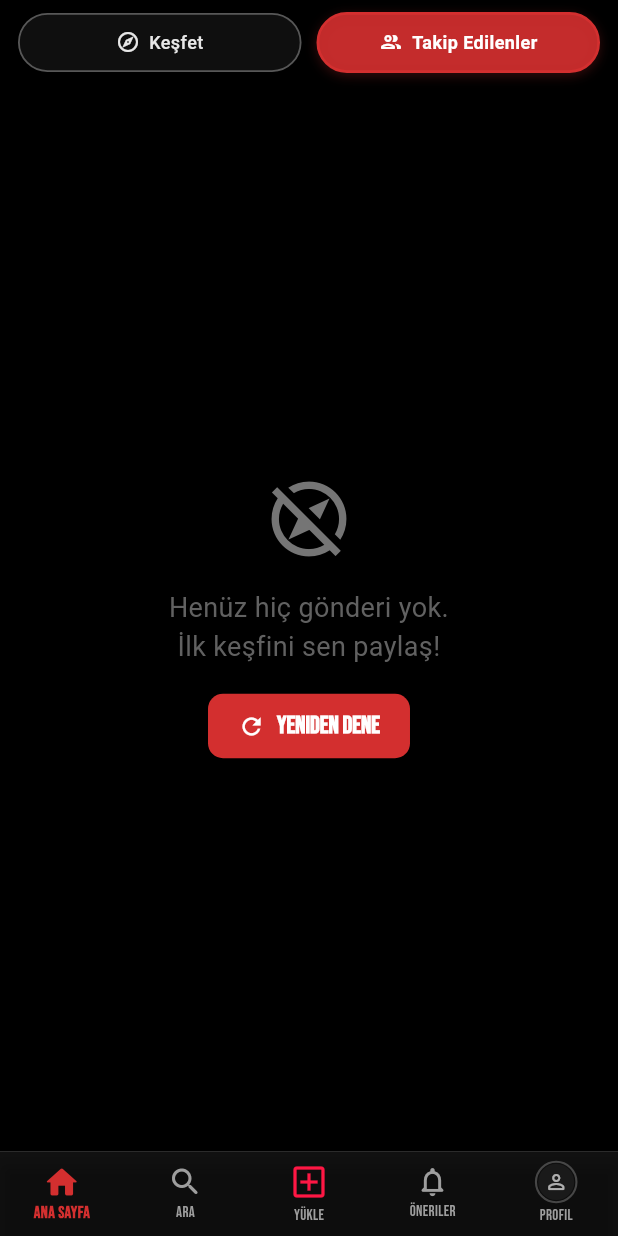
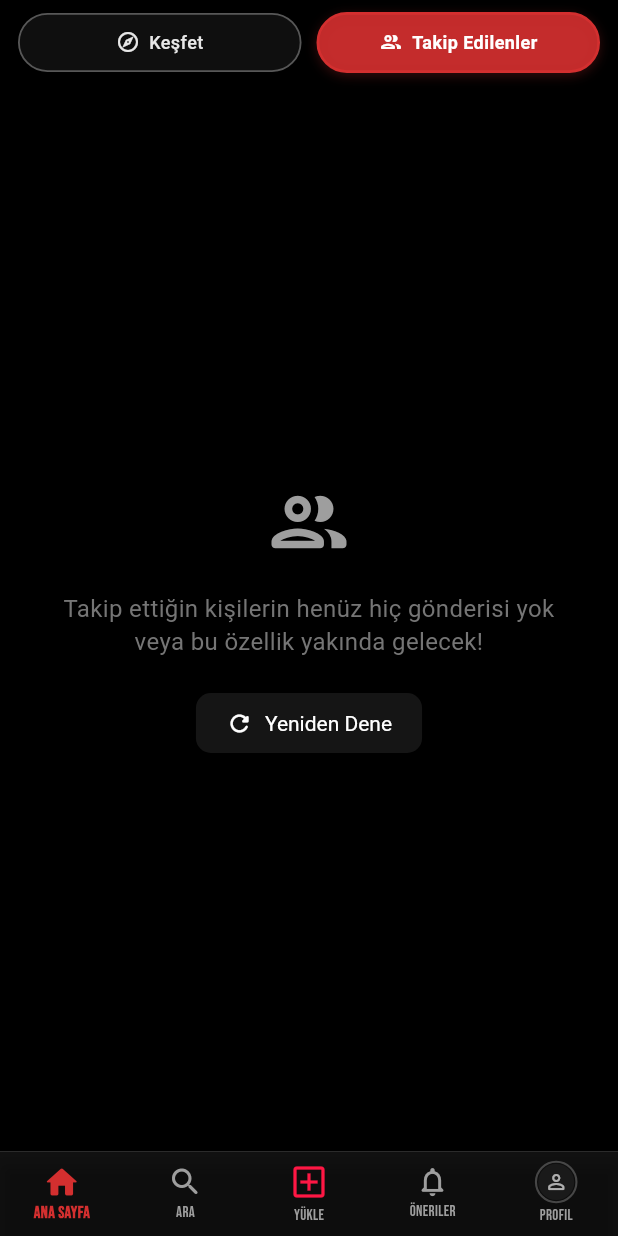
Before and after one commit to EmirSamur/Pathbook, a Flutter app: the screen it shows once a user with an empty profile is signed in, after a tap on "Takip Edilenler", on a phone screen of 412 x 824 dp. Run offline on Flutter 3.47's test engine with Material 3 defaults, Android fonts, the phone set to English and light mode, and no system bars; our stand-ins replace cloud_firestore, dotted_border, equatable, firebase_auth, firebase_core, google_sign_in and 3 more; missing offline and left inert: cloudinary_public; accounts and stored records are empty; Roboto replaces fonts that are missing (OpenSans); project files that could hold a hidden picture were left out.

Commit message:
proje içi gelişmeler yapıldı ileleme kaydedildi

```diff
--- a/lib/sayfalar/akis.dart
+++ b/lib/sayfalar/akis.dart
@@ -9,10 +9,11 @@ import 'package:pathbooks/servisler/yetkilendirmeservisi.dart';
 import 'package:cloud_firestore/cloud_firestore.dart';
 import 'package:pathbooks/widgets/gonderi_karti.dart'; // ContentCard'ı import ediyoruz
 import 'package:pathbooks/sayfalar/yorumlar_sayfasi.dart';
-import 'package:pathbooks/sayfalar/gonderi_detay_sayfasi.dart'; // <<<--- YENİ IMPORT EKLENDİ
+import 'package:pathbooks/sayfalar/gonderi_detay_sayfasi.dart';
+import 'package:pathbooks/sayfalar/profil.dart'; // Profil sayfasına yönlendirme için
 
 class Akis extends StatefulWidget {
-  final int selectedFilter;
+  final int selectedFilter; // 0: Keşfet (Tüm gönderiler), 1: Takip Edilenler
   const Akis({Key? key, required this.selectedFilter}) : super(key: key);
 
   @override
@@ -28,7 +29,7 @@ class _AkisState extends State<Akis> {
   bool _isLoadingMore = false;
   bool _hasMore = true;
   DocumentSnapshot? _sonGorunenGonderi;
-  final int _limit = 3;
+  final int _limit = 3; // Bir seferde yüklenecek gönderi sayısı
 
   late PageController _pageController;
   int _mevcutSayfaIndex = 0;
@@ -38,18 +39,20 @@ class _AkisState extends State<Akis> {
     super.initState();
     _firestoreServisi = Provider.of<FirestoreServisi>(context, listen: false);
     _aktifKullaniciId = Provider.of<YetkilendirmeServisi>(context, listen: false).aktifKullaniciId;
-    _pageController = PageController();
+    // viewportFraction, kartların yan yana biraz görünmesini sağlar
+    _pageController = PageController(viewportFraction: 0.94);
 
-    print("Akis initState - Aktif Kullanıcı ID: $_aktifKullaniciId");
+    print("Akis initState - Aktif Kullanıcı ID: $_aktifKullaniciId, Seçilen Filtre: ${widget.selectedFilter}");
     _gonderileriYukle(ilkYukleme: true);
 
     _pageController.addListener(() {
-      if (!_pageController.hasClients || _pageController.page == null) return;
+      if (!_pageController.hasClients || _pageController.page == null || _gonderiler.isEmpty) return;
       int sonrakiSayfa = _pageController.page!.round();
       if (_mevcutSayfaIndex != sonrakiSayfa) {
         setState(() {
           _mevcutSayfaIndex = sonrakiSayfa;
         });
+        // Son elemana 1 kala daha fazla yükle (daha akıcı bir deneyim için)
         if (sonrakiSayfa >= _gonderiler.length - 1 && !_isLoadingMore && _hasMore) {
           _gonderileriYukle(dahaFazlaGetir: true);
         }
@@ -57,33 +60,72 @@ class _AkisState extends State<Akis> {
     });
   }
 
+  // widget.selectedFilter değiştiğinde gönderileri yeniden yükle
+  @override
+  void didUpdateWidget(covariant Akis oldWidget) {
+    super.didUpdateWidget(oldWidget);
+    if (widget.selectedFilter != oldWidget.selectedFilter) {
+      print("Akis didUpdateWidget - Filtre değişti: ${widget.selectedFilter}");
+      _gonderileriYukle(ilkYukleme: true);
+    }
+  }
+
   Future<void> _gonderileriYukle({bool ilkYukleme = false, bool dahaFazlaGetir = false}) async {
     if (dahaFazlaGetir && (_isLoadingMore || !_hasMore)) return;
-    if (mounted) {
+    if (!mounted) return;
+
     setState(() {
-        if (ilkYukleme) _isLoadingFirstTime = true;
+      if (ilkYukleme) {
+        _isLoadingFirstTime = true;
+        _gonderiler.clear(); // İlk yüklemede veya filtre değiştiğinde listeyi temizle
+        _sonGorunenGonderi = null;
+        _hasMore = true;
+        _mevcutSayfaIndex = 0; // Sayfa indexini de sıfırla
+        if (_pageController.hasClients && _pageController.page != 0) {
+          // Animate etmeden direkt başa al, kullanıcı filtre değiştirdiğini bilsin.
+          _pageController.jumpToPage(0);
+        }
+      }
       if (dahaFazlaGetir) _isLoadingMore = true;
     });
-    }
-    if (ilkYukleme) _sonGorunenGonderi = null;
 
     try {
-      Stream<QuerySnapshot<Map<String, dynamic>>> gonderiStream = _firestoreServisi
-          .tumGonderileriGetir(
+      Stream<QuerySnapshot<Map<String, dynamic>>> gonderiStream;
+
+      if (widget.selectedFilter == 1 && _aktifKullaniciId != null) {
+        // TODO: FirestoreServisi'nde "takipEdilenKullanicilarinGonderileriniGetir" metodu oluşturulmalı.
+        // Bu metot, aktif kullanıcının takip ettiği kişilerin ID'lerini alıp
+        // bu ID'lere ait gönderileri çekmeli.
+        // Şimdilik, bu özellik hazır olana kadar tüm gönderileri göstermeye devam edelim
+        // veya boş bir liste gösterelim/kullanıcıya bilgi verelim.
+        print("Akis: 'Takip Edilenler' filtresi seçildi. Bu özellik henüz implemente edilmedi, tüm gönderiler gösteriliyor.");
+        gonderiStream = _firestoreServisi.tumGonderileriGetir(
           sonGorunenGonderi: dahaFazlaGetir ? _sonGorunenGonderi : null,
           limit: _limit,
-        // TODO: widget.selectedFilter'a göre kategori filtreleme eklenebilir
         );
+        // Örnek (eğer metot olsaydı):
+        // gonderiStream = _firestoreServisi.takipEdilenKullanicilarinGonderileriniGetir(
+        //   aktifKullaniciId: _aktifKullaniciId!,
+        //   sonGorunenGonderi: dahaFazlaGetir ? _sonGorunenGonderi : null,
+        //   limit: _limit,
+        // );
+      } else {
+        // Keşfet (selectedFilter == 0) veya kullanıcı giriş yapmamışsa tüm gönderileri getir
+        gonderiStream = _firestoreServisi.tumGonderileriGetir(
+          sonGorunenGonderi: dahaFazlaGetir ? _sonGorunenGonderi : null,
+          limit: _limit,
+        );
+      }
+
       QuerySnapshot<Map<String, dynamic>> querySnapshot = await gonderiStream.first;
 
       if (querySnapshot.docs.isEmpty) {
-        if (mounted) setState(() { _hasMore = false; });
+        if (mounted) setState(() => _hasMore = false);
       } else {
         List<Gonderi> yeniGonderiler = [];
         for (var doc in querySnapshot.docs) {
-          final gonderiData = doc.data();
           Kullanici? yayinlayanKullanici;
-          final String? kullaniciId = gonderiData['kullaniciId'] as String?;
+          final String? kullaniciId = doc.data()['kullaniciId'] as String?;
           if (kullaniciId != null && kullaniciId.isNotEmpty) {
             yayinlayanKullanici = await _firestoreServisi.kullaniciGetir(kullaniciId);
           }
@@ -91,11 +133,8 @@ class _AkisState extends State<Akis> {
         }
         if (mounted) {
           setState(() {
-            if (ilkYukleme) {
-              _gonderiler = yeniGonderiler;
-            } else {
+            // ilkYukleme true ise _gonderiler zaten temizlenmişti.
             _gonderiler.addAll(yeniGonderiler);
-            }
             if (querySnapshot.docs.isNotEmpty) {
               _sonGorunenGonderi = querySnapshot.docs.last;
             }
@@ -105,6 +144,11 @@ class _AkisState extends State<Akis> {
       }
     } catch (e, s) {
       print("AkisSayfasi - Gönderi yükleme hatası: $e \n$s");
+      if(mounted){
+        ScaffoldMessenger.of(context).showSnackBar(
+            SnackBar(content: Text("Gönderiler yüklenirken bir sorun oluştu."))
+        );
+      }
     } finally {
       if (mounted) {
         setState(() {
@@ -117,9 +161,6 @@ class _AkisState extends State<Akis> {
 
   Future<void> _sayfayiYenile() async {
     await _gonderileriYukle(ilkYukleme: true);
-    if (_pageController.hasClients && _pageController.page != 0) {
-      _pageController.jumpToPage(0);
-    }
   }
 
   @override
@@ -130,43 +171,62 @@ class _AkisState extends State<Akis> {
 
   @override
   Widget build(BuildContext context) {
+    final theme = Theme.of(context);
+
     if (_isLoadingFirstTime && _gonderiler.isEmpty) {
-      return Center(child: CircularProgressIndicator());
-    } else if (_gonderiler.isEmpty && !_isLoadingFirstTime) {
+      return Center(child: CircularProgressIndicator(color: theme.primaryColor.withOpacity(0.8)));
+    }
+    if (_gonderiler.isEmpty && !_isLoadingFirstTime) {
+      String mesaj = "Keşfedilecek yeni gönderi yok.\nİlk paylaşımı sen yapabilirsin!";
+      if (widget.selectedFilter == 1) {
+        mesaj = "Takip ettiğin kişilerin henüz hiç gönderisi yok\nveya bu özellik yakında gelecek!";
+      }
       return Center(
         child: Padding(
-          padding: const EdgeInsets.all(16.0),
-          child: Column(
-            mainAxisAlignment: MainAxisAlignment.center,
-            children: [
-              Icon(Icons.explore_off_outlined, size: 60, color: Colors.grey[600]),
+          padding: const EdgeInsets.all(20.0),
+          child: Column(mainAxisAlignment: MainAxisAlignment.center, children: [
+            Icon(widget.selectedFilter == 1 ? Icons.people_outline_rounded : Icons.travel_explore_rounded, size: 60, color: Colors.grey[500]),
             SizedBox(height: 16),
-              Text("Henüz hiç gönderi yok.\nİlk keşfini sen paylaş!", textAlign: TextAlign.center, style: TextStyle(fontSize: 18, color: Colors.grey[700])),
-              SizedBox(height: 16),
-              ElevatedButton.icon(icon: Icon(Icons.refresh), label: Text("Yeniden Dene"), onPressed: _sayfayiYenile, style: ElevatedButton.styleFrom(padding: EdgeInsets.symmetric(horizontal: 20, vertical: 12))),
-            ],
+            Text(mesaj, textAlign: TextAlign.center, style: TextStyle(fontSize: 16, color: Colors.grey[600], height: 1.4)),
+            SizedBox(height: 20),
+            ElevatedButton.icon(
+              icon: Icon(Icons.refresh_rounded, size: 18),
+              label: Text("Yeniden Dene"),
+              onPressed: _sayfayiYenile,
+              style: ElevatedButton.styleFrom(
+                  backgroundColor: theme.primaryColor.withOpacity(0.7),
+                  foregroundColor: Colors.white,
+                  padding: EdgeInsets.symmetric(horizontal: 20, vertical: 10),
+                  textStyle: TextStyle(fontSize: 14)
               ),
+            ),
+          ]),
         ),
       );
     }
 
     return RefreshIndicator(
       onRefresh: _sayfayiYenile,
+      color: theme.primaryColor,
+      backgroundColor: theme.scaffoldBackgroundColor, // Tema ile uyumlu
       child: PageView.builder(
         controller: _pageController,
-        scrollDirection: Axis.horizontal, // Yatay kaydırma
-        itemCount: _gonderiler.length + (_hasMore ? 1 : 0),
+        scrollDirection: Axis.horizontal,
+        itemCount: _gonderiler.length + (_hasMore && !_isLoadingMore && _gonderiler.isNotEmpty ? 1 : 0), // Sadece gönderi varsa ve daha fazla varsa yükleme göstergesi
         itemBuilder: (context, index) {
           if (index == _gonderiler.length) {
-            return Center(child: CircularProgressIndicator(strokeWidth: 2.0));
+            // Bu blok sadece daha fazla gönderi varsa ve yüklenmiyorsa çalışır.
+            return Center(child: Padding(padding: const EdgeInsets.all(20.0), child: CircularProgressIndicator(strokeWidth: 2.0, color: theme.primaryColor.withOpacity(0.6))));
           }
 
           final gonderi = _gonderiler[index];
-
-          return ContentCard(
-            key: ValueKey(gonderi.id + "_akis_gonderi_karti"),
+          return Padding(
+            // viewportFraction 1'den küçükse kartlar arasında boşluk bırak
+            padding: EdgeInsets.symmetric(horizontal: _pageController.viewportFraction < 1.0 ? 8.0 : 0.0),
+            child: ContentCard(
+              key: ValueKey(gonderi.id + "_akis_karti_${widget.selectedFilter}"), // Filtreyi de ekleyerek key'i daha benzersiz yap
               gonderiId: gonderi.id,
-            resimUrls: gonderi.resimUrls, // Tüm resim URL'leri listesi
+              resimUrls: gonderi.resimUrls,
               profileUrl: gonderi.yayinlayanKullanici?.fotoUrl ?? "",
               userName: gonderi.yayinlayanKullanici?.kullaniciAdi ?? "Gezgin",
               location: gonderi.konum ?? "",
@@ -175,30 +235,38 @@ class _AkisState extends State<Akis> {
               initialLikeCount: gonderi.begeniSayisi,
               initialCommentCount: gonderi.yorumSayisi,
               aktifKullaniciId: _aktifKullaniciId ?? "",
+              yayinlayanKullanici: gonderi.yayinlayanKullanici, // ContentCard'a bu bilgiyi geçiyoruz
               onProfileTap: () {
-              print("Akis - Profile Tap: ${gonderi.yayinlayanKullanici?.id}");
-              // TODO: Profil sayfasına yönlendirme
+                if (gonderi.yayinlayanKullanici != null) {
+                  Navigator.push(
+                    context,
+                    MaterialPageRoute(
+                      builder: (context) => Profil(aktifKullanici: gonderi.yayinlayanKullanici!),
+                    ),
+                  );
+                } else {
+                  // Kullanıcı bilgisi yoksa bir uyarı gösterilebilir
+                  ScaffoldMessenger.of(context).showSnackBar(
+                    SnackBar(content: Text("Kullanıcı profiline ulaşılamadı.")),
+                  );
+                }
               },
               onCommentTap: (gonderiId) {
                 Navigator.push(context, MaterialPageRoute(builder: (_) => YorumlarSayfasi(gonderiId: gonderiId)));
               },
-            onShareTap: () {
-              print("Akis - Share Tap: ${gonderi.id}");
-              // TODO: Paylaşma fonksiyonelliği
+              onDetailsTap: () {
+                Navigator.push(context, MaterialPageRoute(builder: (_) => GonderiDetaySayfasi(gonderi: gonderi)));
               },
               onMoreTap: () {
+                // TODO: Akış sayfasındaki gönderiler için "Daha Fazla" seçenekleri
+                // Örneğin: Raporla, Kullanıcıyı Engelle vb.
+                // Bu, gönderinin kendi kullanıcısına ait olup olmamasına göre değişebilir.
                 print("Akis - More Tap: ${gonderi.id}");
-              // TODO: Daha fazla seçenek menüsü
+                // Örnek bir menü:
+                // showModalBottomSheet(context: context, builder: (context) => ...);
               },
-            onDetailsTap: () { // <<<--- GÜNCELLENEN KISIM
-              print("Detaylar tıklandı (Akis): ${gonderi.id}");
-              Navigator.push(
-                context,
-                MaterialPageRoute(
-                  builder: (_) => GonderiDetaySayfasi(gonderi: gonderi),
+              // onShareTap ContentCard içinde halledildiği için burada tekrar belirtmeye gerek yok.
             ),
-              );
-            },
           );
         },
       ),
--- a/pubspec.yaml
+++ b/pubspec.yaml
@@ -51,6 +51,7 @@ dependencies:
   flutter_launcher_icons:
   intl:
   equatable:
+  share_plus:
 
 dev_dependencies:
   flutter_test:
```
Also changed, not shown: lib/widgets/gonderi_karti.dart (+132 -160 lines), lib/assets/logofalan.png, pubspec.lock, 7 other files. Lines whose indentation alone changed are shown as unchanged.
